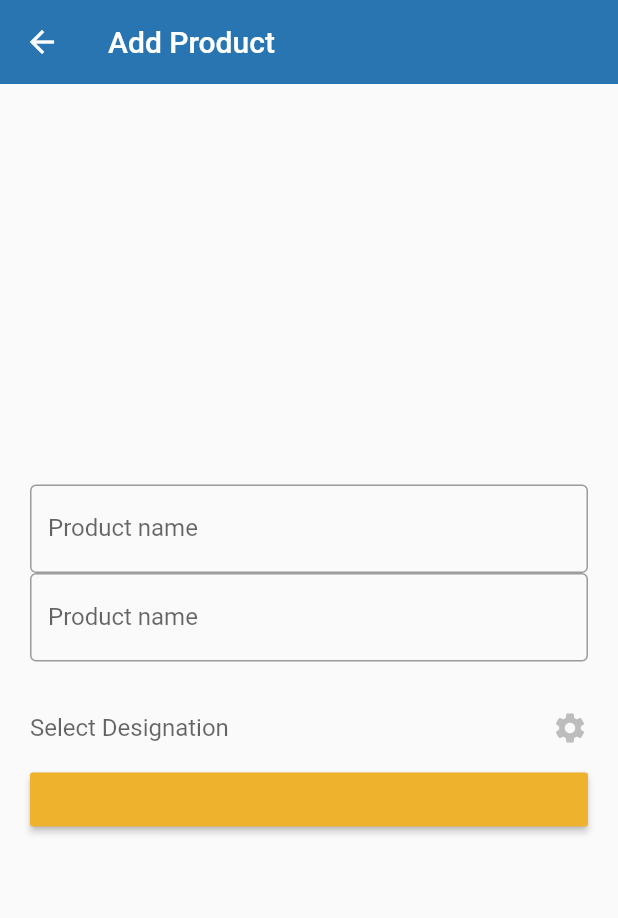
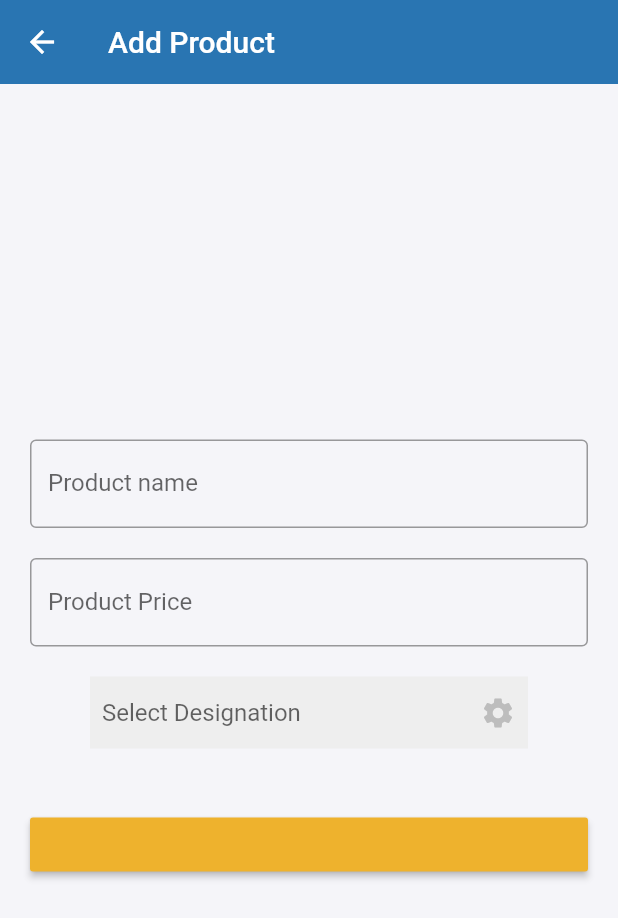
Before and after one commit to vemo068/charikati, a Flutter app: the AddProductPage screen opened directly, on a phone screen of 412 x 824 dp. Shown: the top 918 px of the screen. Run offline on Flutter 3.47's test engine with Material 2 defaults, Android fonts, the phone set to English and light mode, and no system bars; our stand-ins replace get, sqflite; missing offline and left inert: avatars, dart:ffi; accounts and stored records are empty.

Commit message:
bc color

```diff
--- a/lib/components/choose_designation.dart
+++ b/lib/components/choose_designation.dart
@@ -12,7 +12,10 @@ class ChooseDesignation extends StatelessWidget {
     return GetBuilder(
         init: designationController,
         builder: (_) {
-          return DropdownButtonHideUnderline(
+          return Container(
+            padding: EdgeInsets.symmetric(horizontal: 8),
+            color: Colors.grey[200],
+            child: DropdownButtonHideUnderline(
                 child: DropdownButton<Designation?>(
               value: designationController.selectedDesignation,
               icon: Icon(Icons.settings),
@@ -27,7 +30,8 @@ class ChooseDesignation extends StatelessWidget {
                 designationController.selectedDesignation = value;
                 designationController.update();
               },
-          ));
+            )),
+          );
         });
   }
 }
--- a/lib/pages/add_client_page.dart
+++ b/lib/pages/add_client_page.dart
@@ -14,6 +14,7 @@ class AddClientPage extends StatelessWidget {
   @override
   Widget build(BuildContext context) {
     return Scaffold(
+      backgroundColor: kcbackground,
       appBar: charikatiAppBar("Add Client"),
       body: NormalPadding(
         child: Center(
--- a/lib/pages/add_product_page.dart
+++ b/lib/pages/add_product_page.dart
@@ -13,6 +13,7 @@ class AddProductPage extends StatelessWidget {
   @override
   Widget build(BuildContext context) {
     return Scaffold(
+      backgroundColor: kcbackground,
       appBar: charikatiAppBar("Add Product"),
       body: Padding(
           padding: EdgeInsets.symmetric(horizontal: 20, vertical: 10),
@@ -25,18 +26,27 @@ class AddProductPage extends StatelessWidget {
                   border: OutlineInputBorder(),
                 ),
               ),
+              SizedBox(
+                height: 20,
+              ),
               TextField(
                 keyboardType: TextInputType.number,
                 controller: productController.priceController,
                 decoration: InputDecoration(
-                  labelText: "Product name",
+                  labelText: "Product Price",
                   border: OutlineInputBorder(),
                 ),
               ),
               SizedBox(
                 height: 20,
               ),
-              ChooseDesignation(),
+              Padding(
+                padding: const EdgeInsets.symmetric(horizontal: 40),
+                child: ChooseDesignation(),
+              ),
+              SizedBox(
+                height: 40,
+              ),
               MaterialButton(
                 color: kcaccent,
                 onPressed: () {
--- a/lib/pages/client_page.dart
+++ b/lib/pages/client_page.dart
@@ -16,6 +16,7 @@ class ClientPage extends StatelessWidget {
   @override
   Widget build(BuildContext context) {
     return Scaffold(
+      backgroundColor: kcbackground,
       floatingActionButton: FabAjoute(
         ontap: () {
           sellController.saveSell();
--- a/lib/pages/designation_page.dart
+++ b/lib/pages/designation_page.dart
@@ -14,6 +14,7 @@ class DesignationPage extends StatelessWidget {
   @override
   Widget build(BuildContext context) {
     return Scaffold(
+      backgroundColor: kcbackground,
         appBar: charikatiAppBar("Designations"),
         floatingActionButton: FabAjoute(ontap: () {
           showModalBottomSheet(
--- a/lib/pages/products_page.dart
+++ b/lib/pages/products_page.dart
@@ -5,6 +5,7 @@ import 'package:charikati/components/product_tile.dart';
 import 'package:charikati/controllers/designation_controller.dart';
 import 'package:charikati/controllers/product_controller.dart';
 import 'package:charikati/pages/add_product_page.dart';
+import 'package:charikati/styles/colors.dart';
 import 'package:flutter/material.dart';
 import 'package:get/get.dart';
 
@@ -16,6 +17,7 @@ class ProductsPage extends StatelessWidget {
   @override
   Widget build(BuildContext context) {
     return Scaffold(
+      backgroundColor: kcbackground,
       appBar: charikatiAppBar("Produits"),
       floatingActionButton: FabAjoute(ontap: () {
         Get.to(() => AddProductPage());
--- a/lib/pages/sell_page.dart
+++ b/lib/pages/sell_page.dart
@@ -20,6 +20,7 @@ class SellPage extends StatelessWidget {
   @override
   Widget build(BuildContext context) {
     return Scaffold(
+      backgroundColor: kcbackground,
       appBar: charikatiAppBar("Sell info"),
       body: Column(
         children: [
--- a/pubspec.yaml
+++ b/pubspec.yaml
@@ -32,6 +32,8 @@ dependencies:
   path_provider:
   avatars: ^3.0.2
   url_launcher: ^6.1.2
+  pdf:
+  intl:
 
   flutter:
     sdk: flutter
```
Also changed, not shown: lib/components/client_card.dart (+23 -3 lines), lib/components/client_info_box.dart (+6 -3 lines), lib/components/clients_list.dart (+8 -1 lines), lib/pages/home.dart (+19 -1 lines), lib/services/pdf_services/pdf_test.dart (added), pubspec.lock. Lines whose indentation alone changed are shown as unchanged.
